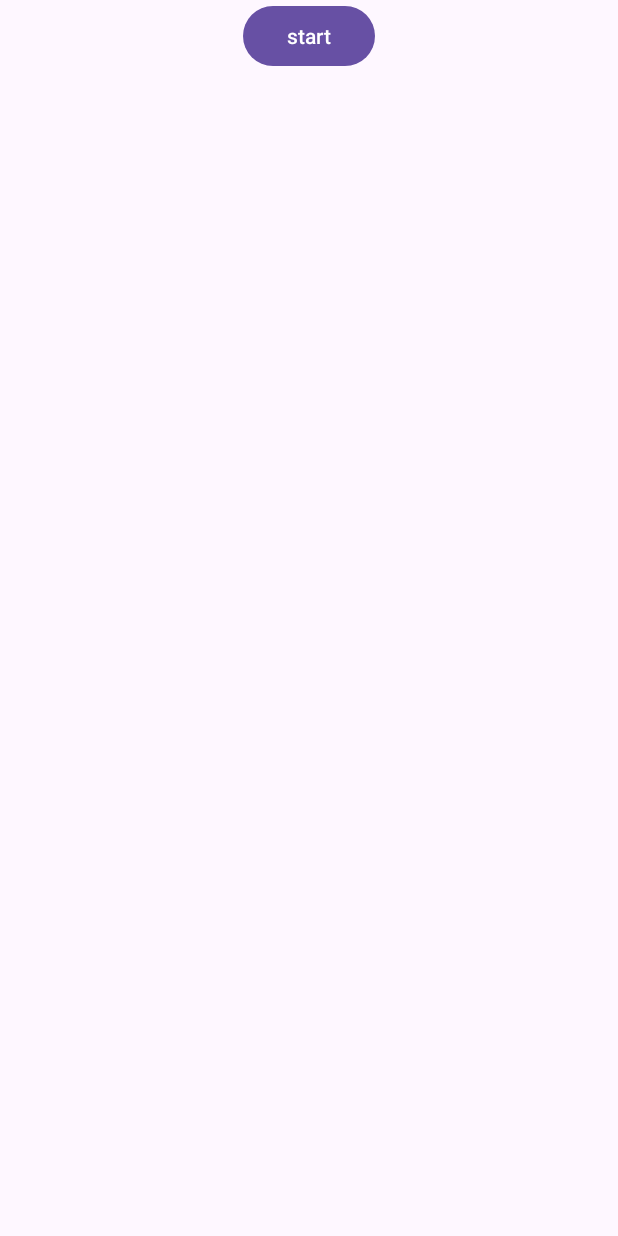
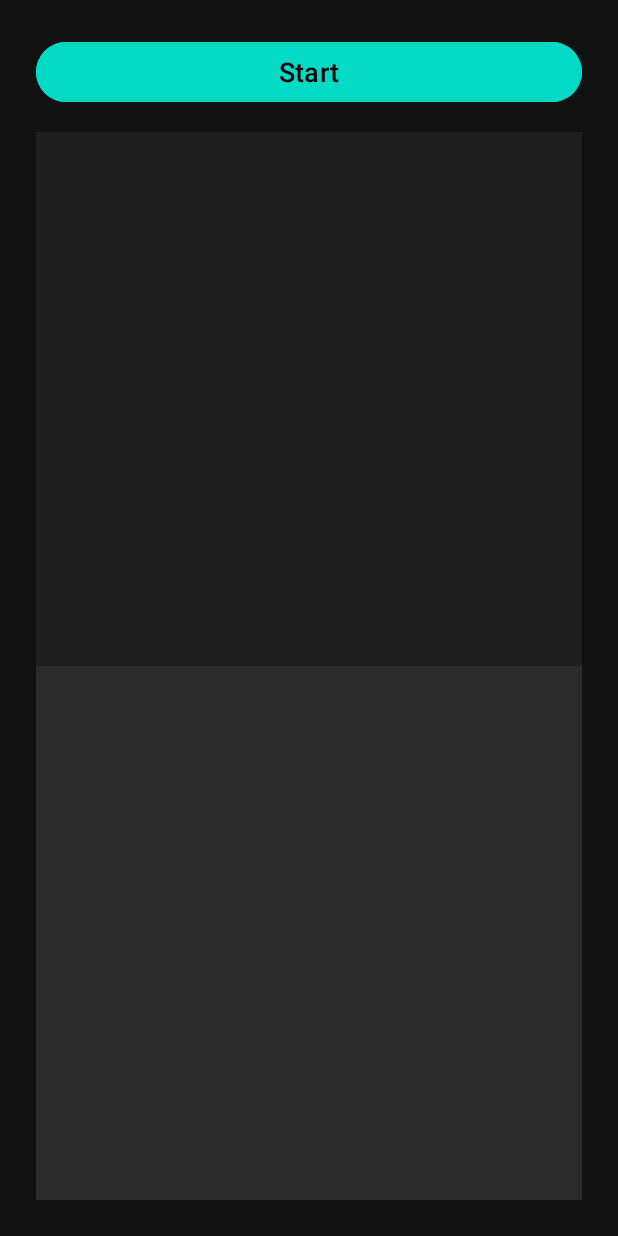
Before and after one commit to muhammadkhasanboev/learningFragments, an Android app: the screen it shows after launch (MainActivity), on a phone screen of 412 x 824 dp. Run offline under Robolectric (Android 15) with nearby library versions, the phone set to English and light mode, and no system bars.

Commit message:
some changes on starting layout and buttons

```diff
--- a/app/src/main/java/com/bignerdranch/android/test/MainActivity.java
+++ b/app/src/main/java/com/bignerdranch/android/test/MainActivity.java
@@ -21,11 +21,15 @@ public class MainActivity extends AppCompatActivity{
             @Override
             public void onClick(View v) {
                 if(savedInstanceState==null){
-                    getSupportFragmentManager().beginTransaction()
-                            .replace(R.id.left, new LeftFragment())
-                            .replace(R.id.right, new RightFragment())
-                            .addToBackStack(null)
-                            .commit();
+                    FragmentManager fm = getSupportFragmentManager();
+                    if (fm.findFragmentById(R.id.left) == null && fm.findFragmentById(R.id.right) == null) {
+                        FragmentTransaction ft = fm.beginTransaction();
+                        ft.setReorderingAllowed(true);
+                        ft.replace(R.id.left, new LeftFragment());
+                        ft.replace(R.id.right, new RightFragment());
+                        ft.addToBackStack(null);
+                        ft.commit();
+                    }
                 }
             }
         });
--- a/app/src/main/res/layout/activity_main.xml
+++ b/app/src/main/res/layout/activity_main.xml
@@ -1,38 +1,32 @@
 <?xml version="1.0" encoding="utf-8"?>
 <LinearLayout xmlns:android="http://schemas.android.com/apk/res/android"
-    xmlns:app="http://schemas.android.com/apk/res-auto"
-    xmlns:tools="http://schemas.android.com/tools"
-    android:id="@+id/main"
+    android:id="@+id/main_layout"
     android:layout_width="match_parent"
     android:layout_height="match_parent"
-    tools:context=".MainActivity"
     android:orientation="vertical"
-    android:gravity="center">
-
+    android:background="#121212"
+    android:padding="24dp">
 <Button
 android:id="@+id/start_button"
-            android:layout_width="wrap_content"
+android:layout_width="match_parent"
 android:layout_height="wrap_content"
-            android:text="start"/>
+android:text="Start"
+android:textSize="18sp"
+android:backgroundTint="#03DAC5"
+android:textColor="#000000"
+android:layout_marginBottom="16dp" />
 
+<FrameLayout
+android:id="@+id/left"
+android:layout_width="match_parent"
+android:layout_height="0dp"
+android:layout_weight="1"
+android:background="#1F1F1F"/>
 
-
-<LinearLayout
+<FrameLayout
+android:id="@+id/right"
 android:layout_width="match_parent"
-    android:layout_height="match_parent"
-    android:orientation="horizontal">
-        <FrameLayout
-            android:layout_width="0dp"
-            android:layout_height="match_parent"
-            android:id="@+id/left"
+android:layout_height="0dp"
 android:layout_weight="1"
-            />
-        <FrameLayout
-            android:layout_width="0dp"
-            android:layout_height="match_parent"
-            android:id="@+id/right"
-            android:layout_weight="1" />
-
+android:background="#2C2C2C"/>
     </LinearLayout>
-
-</LinearLayout>
```
Lines whose indentation alone changed are shown as unchanged.
